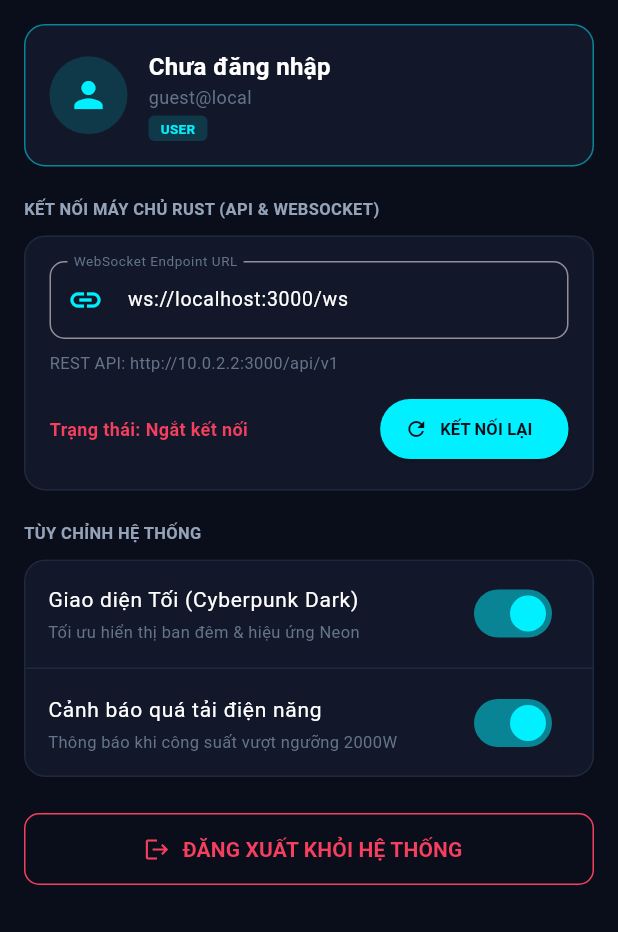
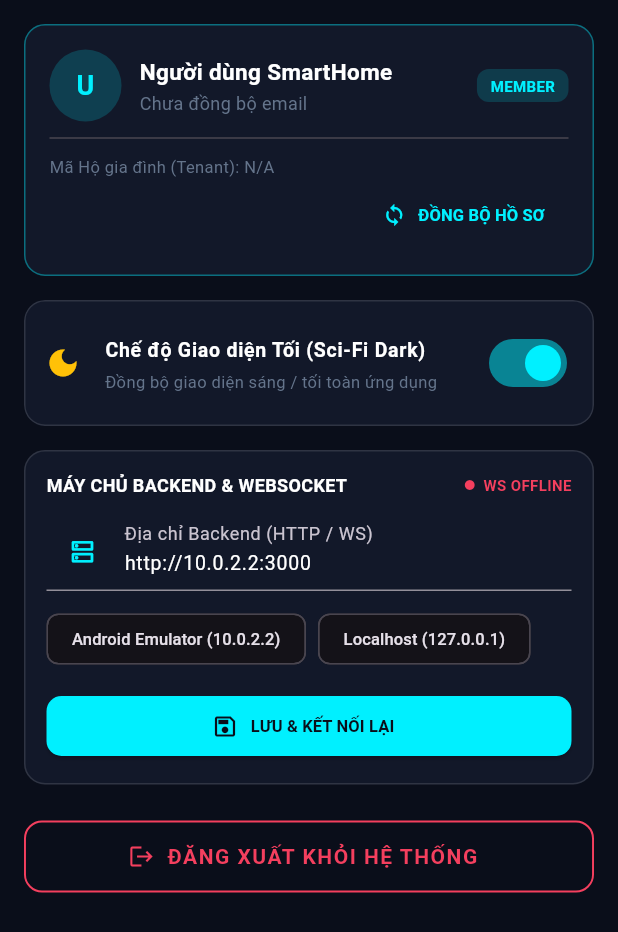
Before and after one commit to Quoctrug1115/Multiuser_Smarthome, a Flutter app: the SettingsScreen screen opened directly, on a phone screen of 412 x 824 dp. Shown: the top 932 px of the screen. Run offline on Flutter 3.47's test engine with Material 3 defaults, Android fonts, the phone set to English and light mode, and no system bars; our stand-ins replace file_picker, share_plus; missing offline and left inert: excel.

Commit message:
cai dat ung dung

```diff
--- a/mobile/lib/screens/settings_screen.dart
+++ b/mobile/lib/screens/settings_screen.dart
@@ -1,4 +1,5 @@
 import 'package:flutter/material.dart';
+import 'package:flutter/services.dart';
 import 'package:provider/provider.dart';
 
 import '../services/api_service.dart';
@@ -14,281 +15,383 @@ class SettingsScreen extends StatefulWidget {
 }
 
 class _SettingsScreenState extends State<SettingsScreen> {
-  final _wsUrlController = TextEditingController(
-    text: 'ws://localhost:3000/ws',
-  );
-  bool _overloadAlert = true;
+  late final TextEditingController _serverCtrl;
+  bool _isSyncingProfile = false;
+
+  @override
+  void initState() {
+    super.initState();
+    final api = ApiService();
+    final cleanRoot = api.baseUrl.replaceFirst(RegExp(r'/api/v1$'), '');
+    _serverCtrl = TextEditingController(text: cleanRoot);
+  }
 
   @override
   void dispose() {
-    _wsUrlController.dispose();
+    _serverCtrl.dispose();
     super.dispose();
+  }
+
+  void _showSnack(String msg, {bool isError = false}) {
+    if (!mounted) return;
+    ScaffoldMessenger.of(context).showSnackBar(
+      SnackBar(
+        content: Text(msg, style: const TextStyle(fontWeight: FontWeight.w600)),
+        backgroundColor: isError ? AppColors.accent : AppColors.secondary,
+      ),
+    );
+  }
+
+  Future<void> _applyServerConfig() async {
+    final input = _serverCtrl.text.trim();
+    if (input.isEmpty) {
+      _showSnack('Vui lòng nhập địa chỉ máy chủ!', isError: true);
+      return;
+    }
+    final api = ApiService();
+    final ws = WebSocketService();
+    api.updateBaseUrl(input);
+    ws.disconnect(temporary: true);
+    if (api.isAuthenticated) {
+      ws.connect(api.wsUrl);
+    }
+    _showSnack('Đã cập nhật máy chủ: ${api.baseUrl}');
   }
 
   @override
   Widget build(BuildContext context) {
     final themeProvider = Provider.of<ThemeProvider>(context);
+    final apiService = Provider.of<ApiService>(context);
     final wsService = Provider.of<WebSocketService>(context);
-    final apiService = Provider.of<ApiService>(context);
+
     final isDark = themeProvider.isDarkMode;
-
-    final user = apiService.currentUser;
-    final displayName =
-        (user?['full_name'] ?? user?['name'] ?? 'Chưa đăng nhập').toString();
-    final displayEmail = (user?['email'] ?? 'guest@local').toString();
-    final displayRole = (user?['role'] ?? 'USER').toString().toUpperCase();
+    final cyan = isDark ? AppColors.primary : const Color(0xFF0284C7);
+    final green = isDark ? Colors.greenAccent : const Color(0xFF0D9488);
+    final profile = apiService.userProfile;
 
     return Scaffold(
       backgroundColor: AppColors.getBackground(isDark),
-      body: SingleChildScrollView(
-        padding: const EdgeInsets.all(16),
-        child: Column(
-          crossAxisAlignment: CrossAxisAlignment.start,
+      body: ListView(
+        padding: const EdgeInsets.fromLTRB(16, 16, 16, 90),
         children: [
+          // 1. THÔNG TIN TÀI KHOẢN & HỘ GIA ĐÌNH
           Container(
             padding: const EdgeInsets.all(16),
             decoration: BoxDecoration(
               color: AppColors.getSurface(isDark),
               borderRadius: BorderRadius.circular(14),
-                border: Border.all(color: AppColors.primary.withOpacity(0.5)),
+              border: Border.all(color: cyan.withOpacity(0.4)),
             ),
-              child: Row(
+            child: Column(
+              crossAxisAlignment: CrossAxisAlignment.start,
+              children: [
+                Row(
                   children: [
                     CircleAvatar(
-                    radius: 26,
-                    backgroundColor: AppColors.getGlowCyan(isDark),
-                    child: const Icon(
-                      Icons.person,
-                      color: AppColors.primary,
-                      size: 28,
+                      radius: 24,
+                      backgroundColor: cyan.withOpacity(0.18),
+                      child: Text(
+                        (profile?.name.isNotEmpty == true
+                                ? profile!.name[0]
+                                : 'U')
+                            .toUpperCase(),
+                        style: TextStyle(
+                          color: cyan,
+                          fontSize: 18,
+                          fontWeight: FontWeight.bold,
                         ),
                       ),
-                  const SizedBox(width: 14),
+                    ),
+                    const SizedBox(width: 12),
                     Expanded(
                       child: Column(
                         crossAxisAlignment: CrossAxisAlignment.start,
                         children: [
                           Text(
-                          displayName,
+                            profile?.name ?? 'Người dùng SmartHome',
                             style: TextStyle(
                               color: AppColors.getTextPrimary(isDark),
-                            fontSize: 16,
+                              fontSize: 15,
                               fontWeight: FontWeight.bold,
                             ),
                           ),
+                          const SizedBox(height: 2),
                           Text(
-                          displayEmail,
+                            profile?.email ?? 'Chưa đồng bộ email',
                             style: const TextStyle(
                               color: AppColors.textMuted,
                               fontSize: 12,
                             ),
                           ),
-                        const SizedBox(height: 4),
+                        ],
+                      ),
+                    ),
                     Container(
                       padding: const EdgeInsets.symmetric(
-                            horizontal: 8,
-                            vertical: 2,
+                        horizontal: 9,
+                        vertical: 4,
                       ),
                       decoration: BoxDecoration(
-                            color: AppColors.getGlowCyan(isDark),
-                            borderRadius: BorderRadius.circular(4),
+                        color: cyan.withOpacity(0.16),
+                        borderRadius: BorderRadius.circular(8),
                       ),
                       child: Text(
-                            displayRole,
-                            style: const TextStyle(
-                              color: AppColors.primary,
-                              fontSize: 9,
+                        apiService.currentUserRole.toUpperCase(),
+                        style: TextStyle(
+                          color: cyan,
+                          fontSize: 10,
                           fontWeight: FontWeight.bold,
                         ),
                       ),
                     ),
                   ],
                 ),
+                const Divider(height: 22),
+                Row(
+                  mainAxisAlignment: MainAxisAlignment.spaceBetween,
+                  children: [
+                    Expanded(
+                      child: Text(
+                        'Mã Hộ gia đình (Tenant): ${apiService.householdOwnerId.isEmpty ? "N/A" : apiService.householdOwnerId}',
+                        overflow: TextOverflow.ellipsis,
+                        style: const TextStyle(
+                          color: AppColors.textMuted,
+                          fontSize: 11,
+                        ),
+                      ),
+                    ),
+                    if (apiService.householdOwnerId.isNotEmpty)
+                      IconButton(
+                        icon: Icon(Icons.copy, size: 16, color: cyan),
+                        tooltip: 'Sao chép ID hộ gia đình',
+                        onPressed: () {
+                          Clipboard.setData(
+                            ClipboardData(text: apiService.householdOwnerId),
+                          );
+                          _showSnack('Đã sao chép Mã hộ gia đình');
+                        },
+                      ),
+                  ],
+                ),
+                Align(
+                  alignment: Alignment.centerRight,
+                  child: TextButton.icon(
+                    onPressed: _isSyncingProfile
+                        ? null
+                        : () async {
+                            setState(() => _isSyncingProfile = true);
+                            try {
+                              await apiService.fetchCurrentUser();
+                              _showSnack('Đã đồng bộ hồ sơ từ /auth/me');
+                            } catch (e) {
+                              _showSnack(
+                                e.toString().replaceFirst('Exception: ', ''),
+                                isError: true,
+                              );
+                            } finally {
+                              if (mounted) {
+                                setState(() => _isSyncingProfile = false);
+                              }
+                            }
+                          },
+                    icon: Icon(Icons.sync, size: 16, color: cyan),
+                    label: Text(
+                      _isSyncingProfile ? 'ĐANG ĐỒNG BỘ...' : 'ĐỒNG BỘ HỒ SƠ',
+                      style: TextStyle(
+                        color: cyan,
+                        fontSize: 11,
+                        fontWeight: FontWeight.bold,
+                      ),
+                    ),
+                  ),
                 ),
               ],
             ),
           ),
-            const SizedBox(height: 20),
+          const SizedBox(height: 16),
 
-            Text(
-              'KẾT NỐI MÁY CHỦ RUST (API & WEBSOCKET)',
+          // 2. GIAO DIỆN HIỂN THỊ
+          Material(
+            color: AppColors.getSurface(isDark),
+            shape: RoundedRectangleBorder(
+              borderRadius: BorderRadius.circular(14),
+              side: BorderSide(color: isDark ? Colors.white12 : Colors.black12),
+            ),
+            clipBehavior: Clip.antiAlias,
+            child: Padding(
+              padding: const EdgeInsets.symmetric(horizontal: 14, vertical: 6),
+              child: SwitchListTile(
+                contentPadding: EdgeInsets.zero,
+                secondary: Icon(
+                  isDark ? Icons.dark_mode : Icons.light_mode,
+                  color: isDark ? Colors.amber : AppColors.secondary,
+                ),
+                title: Text(
+                  'Chế độ Giao diện Tối (Sci-Fi Dark)',
                   style: TextStyle(
-                color: AppColors.getTextSecondary(isDark),
-                fontSize: 11,
+                    color: AppColors.getTextPrimary(isDark),
+                    fontSize: 13,
                     fontWeight: FontWeight.bold,
                   ),
                 ),
-            const SizedBox(height: 10),
+                subtitle: const Text(
+                  'Đồng bộ giao diện sáng / tối toàn ứng dụng',
+                  style: TextStyle(color: AppColors.textMuted, fontSize: 11),
+                ),
+                value: isDark,
+                activeColor: cyan,
+                onChanged: (_) => themeProvider.toggleTheme(),
+              ),
+            ),
+          ),
+          const SizedBox(height: 16),
+
+          // 3. KẾT NỐI MÁY CHỦ RUST BACKEND & WEBSOCKET
           Container(
-              padding: const EdgeInsets.all(16),
+            padding: const EdgeInsets.all(14),
             decoration: BoxDecoration(
               color: AppColors.getSurface(isDark),
               borderRadius: BorderRadius.circular(14),
-                border: Border.all(color: AppColors.getBorder(isDark)),
+              border: Border.all(
+                color: isDark ? Colors.white12 : Colors.black12,
+              ),
             ),
             child: Column(
               crossAxisAlignment: CrossAxisAlignment.start,
               children: [
+                Row(
+                  mainAxisAlignment: MainAxisAlignment.spaceBetween,
+                  children: [
+                    Text(
+                      'MÁY CHỦ BACKEND & WEBSOCKET',
+                      style: TextStyle(
+                        color: AppColors.getTextPrimary(isDark),
+                        fontSize: 12,
+                        fontWeight: FontWeight.bold,
+                      ),
+                    ),
+                    Row(
+                      children: [
+                        Icon(
+                          Icons.circle,
+                          size: 8,
+                          color: wsService.isConnected
+                              ? green
+                              : AppColors.accent,
+                        ),
+                        const SizedBox(width: 5),
+                        Text(
+                          wsService.isConnected ? 'WS CONNECTED' : 'WS OFFLINE',
+                          style: TextStyle(
+                            color: wsService.isConnected
+                                ? green
+                                : AppColors.accent,
+                            fontSize: 10,
+                            fontWeight: FontWeight.bold,
+                          ),
+                        ),
+                      ],
+                    ),
+                  ],
+                ),
+                const SizedBox(height: 10),
                 TextField(
-                    controller: _wsUrlController,
+                  controller: _serverCtrl,
                   style: TextStyle(
                     color: AppColors.getTextPrimary(isDark),
                     fontSize: 13,
                   ),
                   decoration: InputDecoration(
-                      labelText: 'WebSocket Endpoint URL',
-                      labelStyle: const TextStyle(
-                        color: AppColors.textMuted,
-                        fontSize: 12,
+                    labelText: 'Địa chỉ Backend (HTTP / WS)',
+                    hintText: 'http://10.0.2.2:3000',
+                    prefixIcon: Icon(Icons.dns_outlined, color: cyan, size: 19),
                   ),
-                      prefixIcon: const Icon(
-                        Icons.link,
-                        color: AppColors.primary,
                 ),
-                      border: OutlineInputBorder(
+                const SizedBox(height: 8),
+                Wrap(
+                  spacing: 8,
+                  children: [
+                    ActionChip(
+                      label: const Text(
+                        'Android Emulator (10.0.2.2)',
+                        style: TextStyle(fontSize: 11),
+                      ),
+                      onPressed: () {
+                        _serverCtrl.text = 'http://10.0.2.2:3000';
+                        _applyServerConfig();
+                      },
+                    ),
+                    ActionChip(
+                      label: const Text(
+                        'Localhost (127.0.0.1)',
+                        style: TextStyle(fontSize: 11),
+                      ),
+                      onPressed: () {
+                        _serverCtrl.text = 'http://127.0.0.1:3000';
+                        _applyServerConfig();
+                      },
+                    ),
+                  ],
+                ),
+                const SizedBox(height: 10),
+                SizedBox(
+                  width: double.infinity,
+                  child: ElevatedButton.icon(
+                    style: ElevatedButton.styleFrom(
+                      backgroundColor: cyan,
+                      foregroundColor: isDark
+                          ? const Color(0xFF0A0E1A)
+                          : Colors.white,
+                      shape: RoundedRectangleBorder(
                         borderRadius: BorderRadius.circular(10),
                       ),
                     ),
-                  ),
-                  const SizedBox(height: 8),
-                  Text(
-                    'REST API: ${apiService.baseUrl}',
-                    style: const TextStyle(
-                      color: AppColors.textMuted,
-                      fontSize: 11,
-                    ),
-                  ),
-                  const SizedBox(height: 12),
-                  Row(
-                    mainAxisAlignment: MainAxisAlignment.spaceBetween,
-                    children: [
-                      Text(
-                        wsService.isConnected
-                            ? 'Trạng thái: Đã kết nối'
-                            : 'Trạng thái: Ngắt kết nối',
-                        style: TextStyle(
-                          color: wsService.isConnected
-                              ? Colors.greenAccent
-                              : AppColors.accent,
-                          fontSize: 12,
-                          fontWeight: FontWeight.bold,
-                        ),
-                      ),
-                      ElevatedButton.icon(
-                        style: ElevatedButton.styleFrom(
-                          backgroundColor: AppColors.primary,
-                          foregroundColor: const Color(0xFF0A0E1A),
-                        ),
-                        onPressed: () {
-                          final url = _wsUrlController.text.trim();
-                          apiService.updateBaseUrl(url);
-                          wsService.disconnect();
-                          wsService.connect(url);
-                        },
-                        icon: const Icon(Icons.refresh, size: 16),
+                    onPressed: _applyServerConfig,
+                    icon: const Icon(Icons.save_outlined, size: 18),
                     label: const Text(
-                          'KẾT NỐI LẠI',
+                      'LƯU & KẾT NỐI LẠI',
                       style: TextStyle(
                         fontSize: 11,
                         fontWeight: FontWeight.bold,
                       ),
                     ),
                   ),
-                    ],
-                  ),
-                ],
-              ),
-            ),
-            const SizedBox(height: 20),
-
-            Text(
-              'TÙY CHỈNH HỆ THỐNG',
-              style: TextStyle(
-                color: AppColors.getTextSecondary(isDark),
-                fontSize: 11,
-                fontWeight: FontWeight.bold,
-              ),
-            ),
-            const SizedBox(height: 10),
-            Material(
-              color: AppColors.getSurface(isDark),
-              shape: RoundedRectangleBorder(
-                borderRadius: BorderRadius.circular(14),
-                side: BorderSide(color: AppColors.getBorder(isDark)),
-              ),
-              clipBehavior: Clip.antiAlias,
-              child: Column(
-                children: [
-                  SwitchListTile(
-                    title: Text(
-                      'Giao diện Tối (Cyberpunk Dark)',
-                      style: TextStyle(
-                        color: AppColors.getTextPrimary(isDark),
-                        fontSize: 14,
-                      ),
-                    ),
-                    subtitle: const Text(
-                      'Tối ưu hiển thị ban đêm & hiệu ứng Neon',
-                      style: TextStyle(
-                        color: AppColors.textMuted,
-                        fontSize: 11,
-                      ),
-                    ),
-                    value: isDark,
-                    activeColor: AppColors.primary,
-                    onChanged: (_) => themeProvider.toggleTheme(),
-                  ),
-                  Divider(height: 1, color: AppColors.getBorder(isDark)),
-                  SwitchListTile(
-                    title: Text(
-                      'Cảnh báo quá tải điện năng',
-                      style: TextStyle(
-                        color: AppColors.getTextPrimary(isDark),
-                        fontSize: 14,
-                      ),
-                    ),
-                    subtitle: const Text(
-                      'Thông báo khi công suất vượt ngưỡng 2000W',
-                      style: TextStyle(
-                        color: AppColors.textMuted,
-                        fontSize: 11,
-                      ),
-                    ),
-                    value: _overloadAlert,
-                    activeColor: AppColors.primary,
-                    onChanged: (val) => setState(() => _overloadAlert = val),
                 ),
               ],
             ),
           ),
           const SizedBox(height: 24),
 
+          // 4. ĐĂNG XUẤT
           SizedBox(
             width: double.infinity,
             height: 48,
             child: OutlinedButton.icon(
               style: OutlinedButton.styleFrom(
                 foregroundColor: AppColors.accent,
-                  side: const BorderSide(color: AppColors.accent),
+                side: const BorderSide(color: AppColors.accent, width: 1.3),
                 shape: RoundedRectangleBorder(
-                    borderRadius: BorderRadius.circular(10),
+                  borderRadius: BorderRadius.circular(12),
                 ),
               ),
               onPressed: () {
+                wsService.disconnect();
                 apiService.logout();
-                  wsService.disconnect();
-                  Navigator.pushReplacementNamed(context, '/login');
+                Navigator.pushNamedAndRemoveUntil(
+                  context,
+                  '/login',
+                  (route) => false,
+                );
               },
               icon: const Icon(Icons.logout),
               label: const Text(
                 'ĐĂNG XUẤT KHỎI HỆ THỐNG',
-                  style: TextStyle(fontWeight: FontWeight.bold),
+                style: TextStyle(fontWeight: FontWeight.bold, letterSpacing: 1),
               ),
             ),
           ),
         ],
       ),
-      ),
     );
   }
 }
```
Lines whose indentation alone changed are shown as unchanged.
